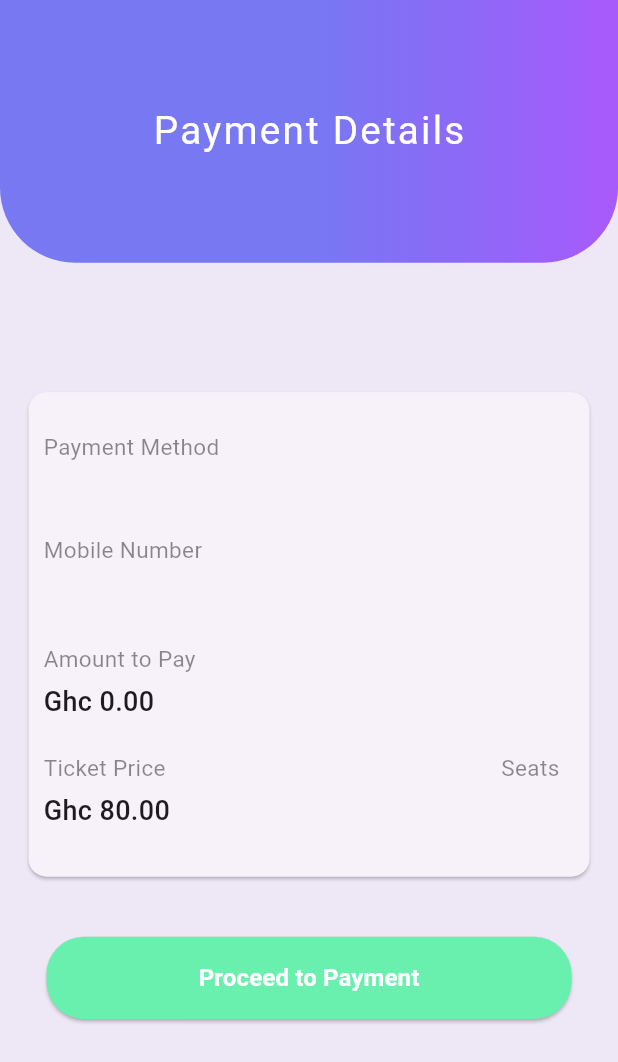
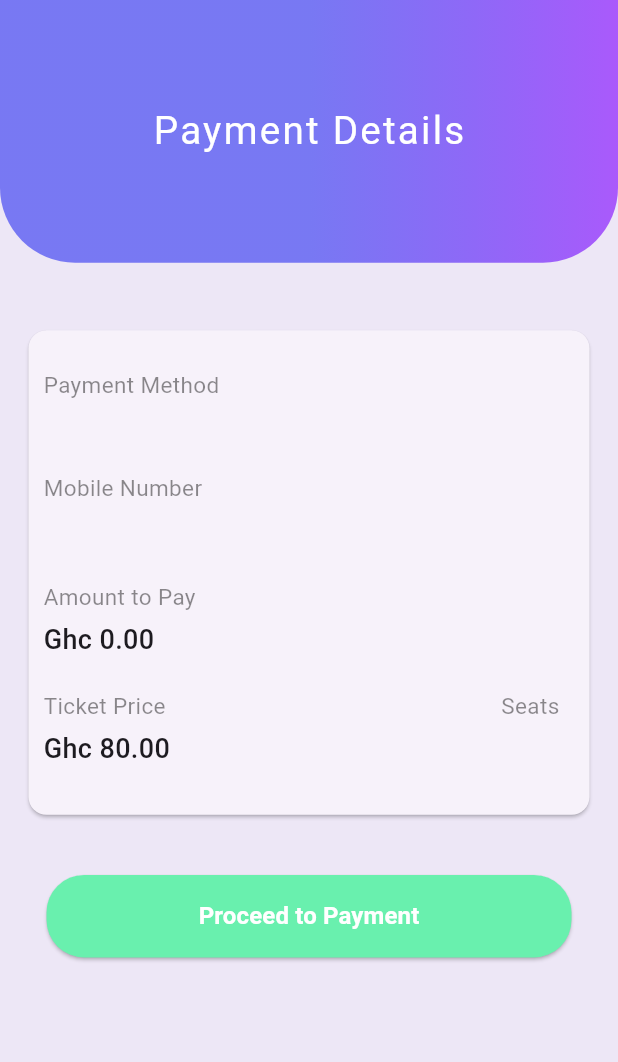
Before and after one commit to Khaleb165/cawil, a Flutter app: the PaymentDetailsPage screen opened directly with empty values, on a phone screen of 412 x 824 dp. Shown: the top 1062 px of the screen. Run offline on Flutter 3.47's test engine with Material 3 defaults, Android fonts, the phone set to English and light mode, and no system bars; our stand-ins replace dio, dotted_line, flutter_custom_clippers, flutter_dotenv, hive_flutter, open_filex and 2 more; missing offline and left inert: awesome_dio_interceptor; accounts and stored records are empty; statements that could not run were skipped.

Commit message:
feat: Adjust spacing in PaymentDetailsPage for improved layout

```diff
--- a/lib/view/screens/payment/payment_details.dart
+++ b/lib/view/screens/payment/payment_details.dart
@@ -122,7 +122,7 @@ class _PaymentDetailsPageState extends State<PaymentDetailsPage> {
         child: Column(
           children: [
             const CustomAppBar(title: 'Payment Details'),
-            SizedBox(height: getProportionateScreenHeight(80)),
+            SizedBox(height: getProportionateScreenHeight(40)),
             Container(
               padding: const EdgeInsets.only(left: 15, right: 15),
               child: Card(
@@ -201,6 +201,7 @@ class _PaymentDetailsPageState extends State<PaymentDetailsPage> {
                 onPressed: _isVerifying ? null : _verifyPayment,
               ),
             ],
+            SizedBox(height: getProportionateScreenHeight(40)),
           ],
         ),
       ),
```
Also changed, not shown: 1 other file.
